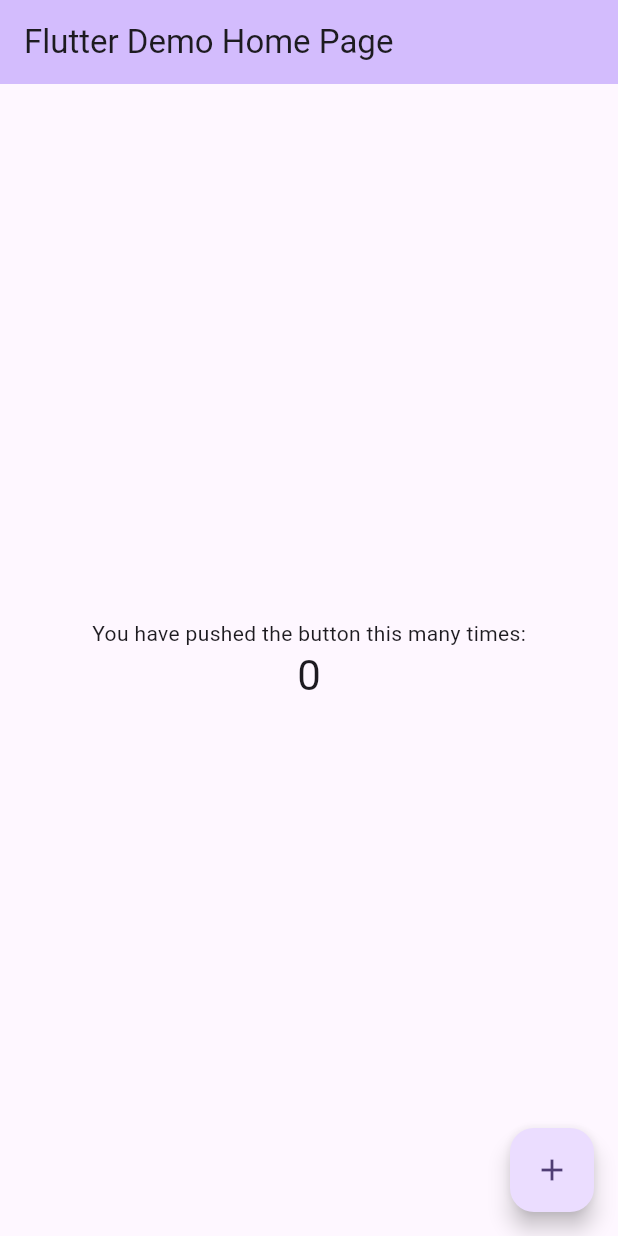
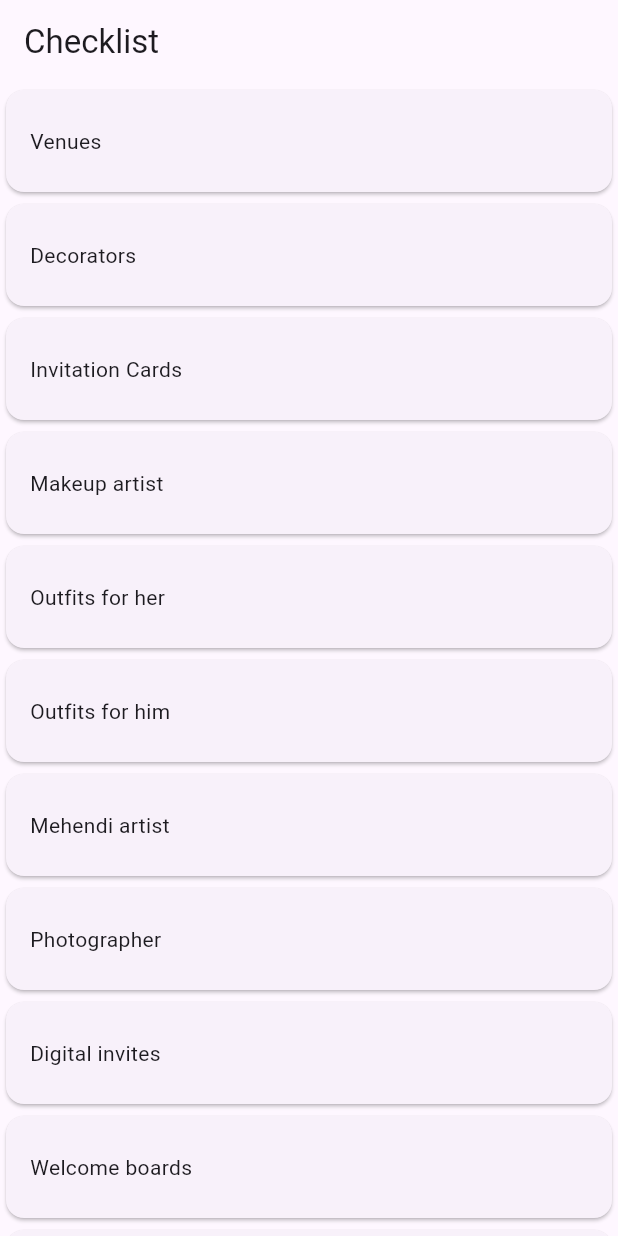
Before and after one commit to kuhuk/flutter-UI, a Flutter app: the screen it shows after launch, on a phone screen of 412 x 824 dp. Run offline on Flutter 3.47's test engine with Material 2 defaults, Android fonts, the phone set to English and light mode, and no system bars.

```diff
--- a/lib/main.dart
+++ b/lib/main.dart
@@ -31,7 +31,7 @@ class MyApp extends StatelessWidget {
         colorScheme: ColorScheme.fromSeed(seedColor: Colors.deepPurple),
         useMaterial3: true,
       ),
-      home: const MyHomePage(title: 'Flutter Demo Home Page'),
+      home: const MyHomePage(title: 'Checklist'),
     );
   }
 }
@@ -55,71 +55,51 @@ class MyHomePage extends StatefulWidget {
 }
 
 class _MyHomePageState extends State<MyHomePage> {
-  int _counter = 0;
-
-  void _incrementCounter() {
-    setState(() {
-      // This call to setState tells the Flutter framework that something has
-      // changed in this State, which causes it to rerun the build method below
-      // so that the display can reflect the updated values. If we changed
-      // _counter without calling setState(), then the build method would not be
-      // called again, and so nothing would appear to happen.
-      _counter++;
-    });
-  }
+  var weddingPrepChecklist = [
+    "Venues",
+    "Decorators",
+    "Invitation Cards",
+    "Makeup artist",
+    "Outfits for her",
+    "Outfits for him",
+    "Mehendi artist",
+    "Photographer",
+    "Digital invites",
+    "Welcome boards",
+    "Casual pictures",
+    "Just engaged cake",
+    "Stay amenities"
+  ];
 
   @override
   Widget build(BuildContext context) {
-    // This method is rerun every time setState is called, for instance as done
-    // by the _incrementCounter method above.
-    //
-    // The Flutter framework has been optimized to make rerunning build methods
-    // fast, so that you can just rebuild anything that needs updating rather
-    // than having to individually change instances of widgets.
     return Scaffold(
       appBar: AppBar(
-        // TRY THIS: Try changing the color here to a specific color (to
-        // Colors.amber, perhaps?) and trigger a hot reload to see the AppBar
-        // change color while the other colors stay the same.
-        backgroundColor: Theme.of(context).colorScheme.inversePrimary,
-        // Here we take the value from the MyHomePage object that was created by
-        // the App.build method, and use it to set our appbar title.
-        title: Text(widget.title),
+      title: Text(widget.title),
       ),
-      body: Center(
-        // Center is a layout widget. It takes a single child and positions it
-        // in the middle of the parent.
-        child: Column(
-          // Column is also a layout widget. It takes a list of children and
-          // arranges them vertically. By default, it sizes itself to fit its
-          // children horizontally, and tries to be as tall as its parent.
-          //
-          // Column has various properties to control how it sizes itself and
-          // how it positions its children. Here we use mainAxisAlignment to
-          // center the children vertically; the main axis here is the vertical
-          // axis because Columns are vertical (the cross axis would be
-          // horizontal).
-          //
-          // TRY THIS: Invoke "debug painting" (choose the "Toggle Debug Paint"
-          // action in the IDE, or press "p" in the console), to see the
-          // wireframe for each widget.
-          mainAxisAlignment: MainAxisAlignment.center,
-          children: <Widget>[
-            const Text(
-              'You have pushed the button this many times:',
+      body: ListView.builder(
+        itemCount: weddingPrepChecklist.length,
+        itemBuilder: (context, index) {
+          return GestureDetector(
+            child: Card(
+              child: Padding(
+                padding: const EdgeInsets.symmetric(
+                vertical: 24.0, horizontal: 16.0),
+                child: Text(
+                  weddingPrepChecklist[index],
+                ),
+              ),
             ),
-            Text(
-              '$_counter',
-              style: Theme.of(context).textTheme.headlineMedium,
-            ),
-          ],
-        ),
+            onTap: () => onTap(weddingPrepChecklist[index]),
+          );
+        },
       ),
-      floatingActionButton: FloatingActionButton(
-        onPressed: _incrementCounter,
-        tooltip: 'Increment',
-        child: const Icon(Icons.add),
-      ), // This trailing comma makes auto-formatting nicer for build methods.
     );
   }
+
+  void onTap(item) {
+    ScaffoldMessenger.of(context).showSnackBar(SnackBar(
+      content: Text("$item is selected"),
+    ));
+  }
 }
```
